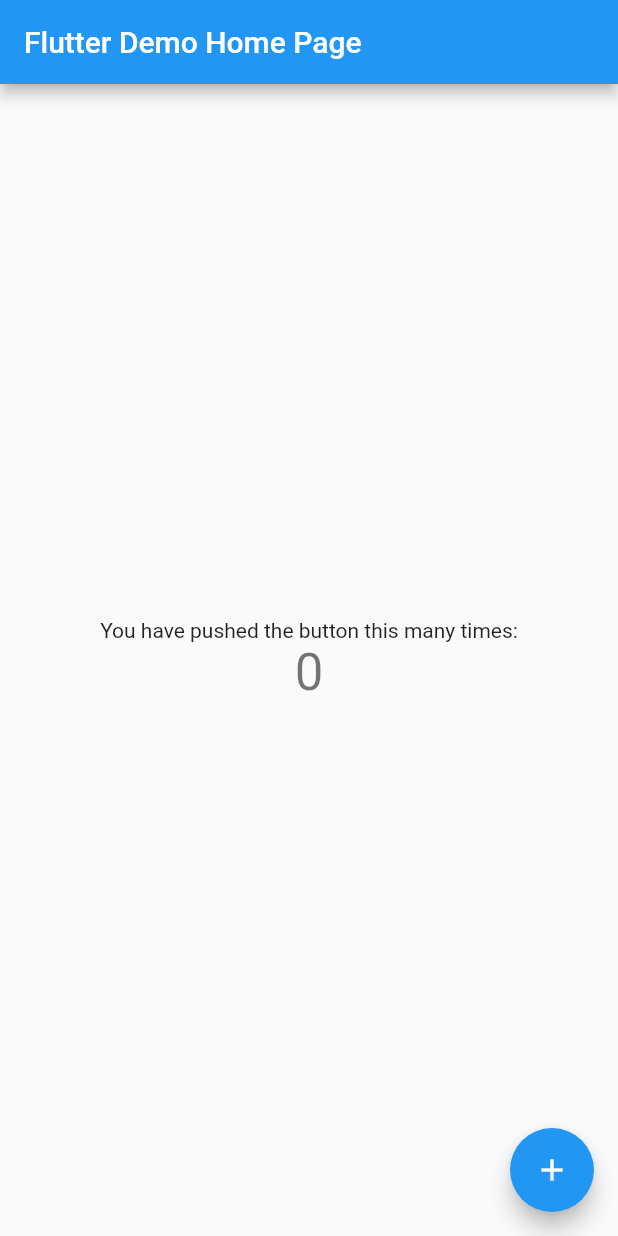
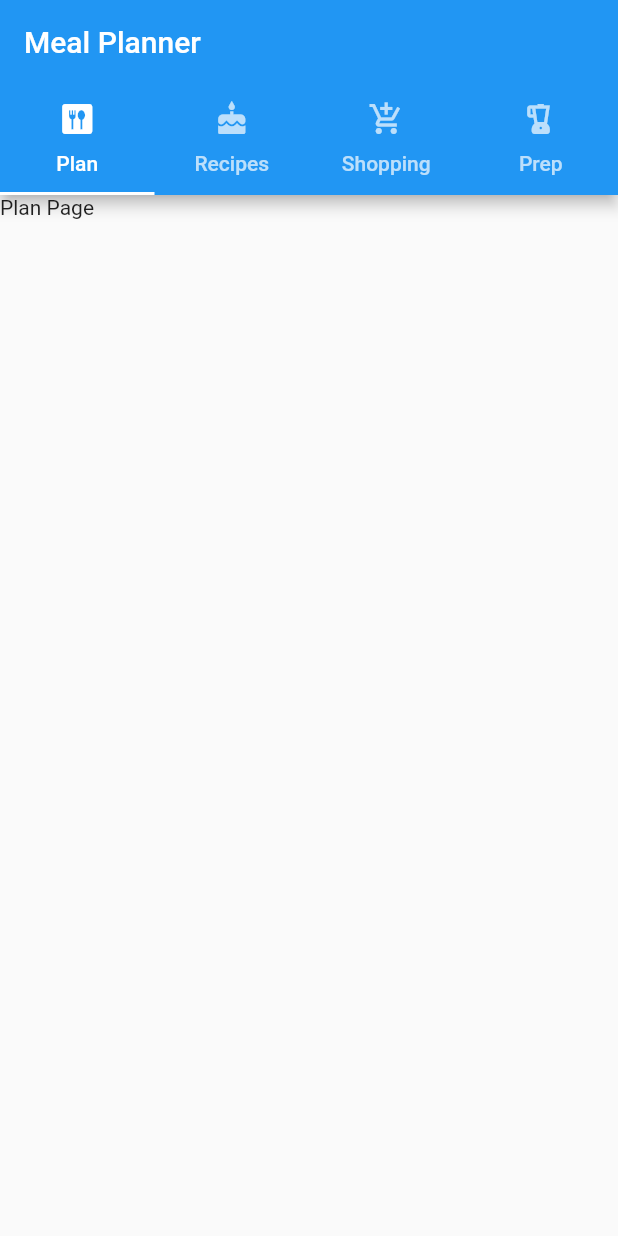
Before and after one commit to bryanhinkson/meal_planning_app, a Flutter app: the screen it shows after launch, on a phone screen of 412 x 824 dp. Run offline on Flutter 3.47's test engine with Material 2 defaults, Android fonts, the phone set to English and light mode, and no system bars.

Commit message:
Setup base structure for apps

```diff
--- /dev/null
+++ b/lib/home_page.dart
@@ -0,0 +1,51 @@
+import 'package:flutter/material.dart';
+import 'package:meal_app/plan/plan_home.dart';
+import 'package:meal_app/prep/prep_home.dart';
+import 'package:meal_app/recipes/recipe_home.dart';
+import 'package:meal_app/shopping/shopping_home.dart';
+
+class HomePage extends StatelessWidget {
+  const HomePage({super.key});
+
+  @override
+  Widget build(BuildContext context) {
+    return MaterialApp(
+      home: DefaultTabController(
+        length: 4,
+        child: Scaffold(
+          appBar: AppBar(
+            title: const Text('Meal Planner'),
+            bottom: const TabBar(
+              tabs: [
+                Tab(
+                  icon: Icon(Icons.dining),
+                  text: 'Plan',
+                ),
+                Tab(
+                  icon: Icon(Icons.cake),
+                  text: 'Recipes',
+                ),
+                Tab(
+                  icon: Icon(Icons.add_shopping_cart),
+                  text: 'Shopping',
+                ),
+                Tab(
+                  icon: Icon(Icons.blender),
+                  text: 'Prep',
+                ),
+              ],
+            ),
+          ),
+          body: const TabBarView(
+            children: [
+              PlanHome(),
+              RecipeHome(),
+              ShoppingHome(),
+              PrepHome(),
+            ],
+          ),
+        ),
+      ),
+    );
+  }
+}
--- a/lib/main.dart
+++ b/lib/main.dart
@@ -1,4 +1,5 @@
 import 'package:flutter/material.dart';
+import 'package:meal_app/home_page.dart';
 
 void main() {
   runApp(const MyApp());
@@ -7,61 +8,8 @@ void main() {
 class MyApp extends StatelessWidget {
   const MyApp({super.key});
 
-  // This widget is the root of your application.
   @override
   Widget build(BuildContext context) {
-    return MaterialApp(
-      title: 'Flutter Demo',
-      theme: ThemeData(
-        primarySwatch: Colors.blue,
-      ),
-      home: const MyHomePage(title: 'Flutter Demo Home Page'),
-    );
+    return const HomePage();
   }
 }
-
-class MyHomePage extends StatefulWidget {
-  const MyHomePage({super.key, required this.title});
-  final String title;
-
-  @override
-  State<MyHomePage> createState() => _MyHomePageState();
-}
-
-class _MyHomePageState extends State<MyHomePage> {
-  int _counter = 0;
-
-  void _incrementCounter() {
-    setState(() {
-      _counter++;
-    });
-  }
-
-  @override
-  Widget build(BuildContext context) {
-    return Scaffold(
-      appBar: AppBar(
-        title: Text(widget.title),
-      ),
-      body: Center(
-        child: Column(
-          mainAxisAlignment: MainAxisAlignment.center,
-          children: <Widget>[
-            const Text(
-              'You have pushed the button this many times:',
-            ),
-            Text(
-              '$_counter',
-              style: Theme.of(context).textTheme.headline4,
-            ),
-          ],
-        ),
-      ),
-      floatingActionButton: FloatingActionButton(
-        onPressed: _incrementCounter,
-        tooltip: 'Increment',
-        child: const Icon(Icons.add),
-      ),
-    );
-  }
-}
--- /dev/null
+++ b/lib/plan/plan_home.dart
@@ -0,0 +1,10 @@
+import 'package:flutter/material.dart';
+
+class PlanHome extends StatelessWidget {
+  const PlanHome({super.key});
+
+  @override
+  Widget build(BuildContext context) {
+    return const Text('Plan Page');
+  }
+}
```
Also changed, not shown: lib/prep/prep_home.dart (added, +10 -0 lines), lib/recipes/create_recipe.dart (added, +22 -0 lines), lib/recipes/recipe_home.dart (added, +38 -0 lines), lib/shopping/shopping_home.dart (added, +10 -0 lines).
